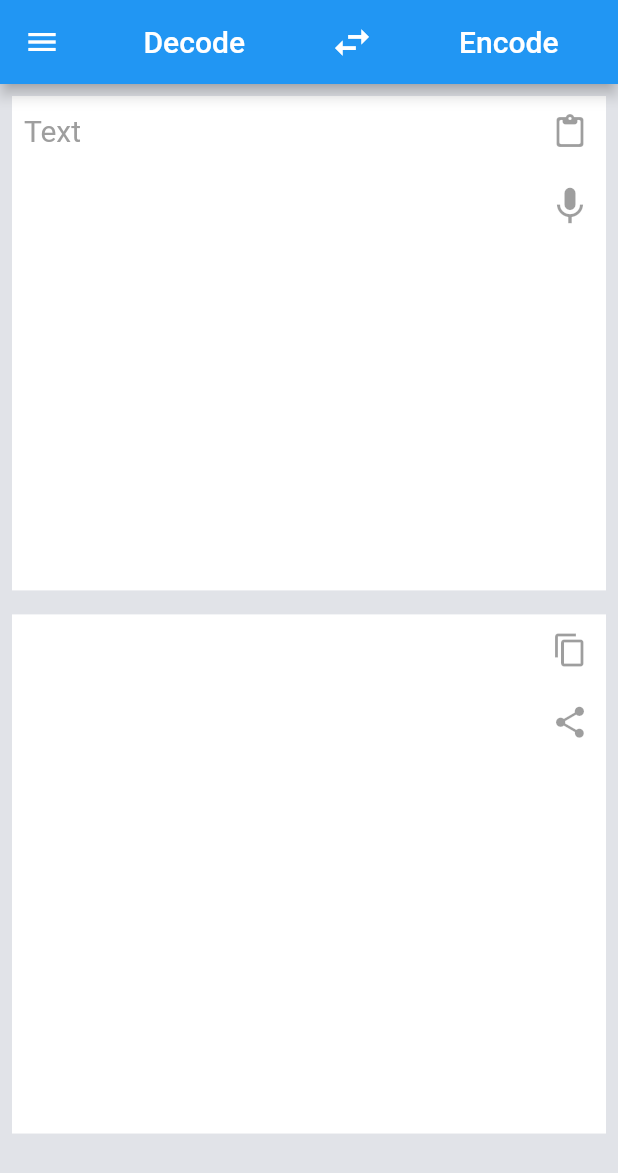
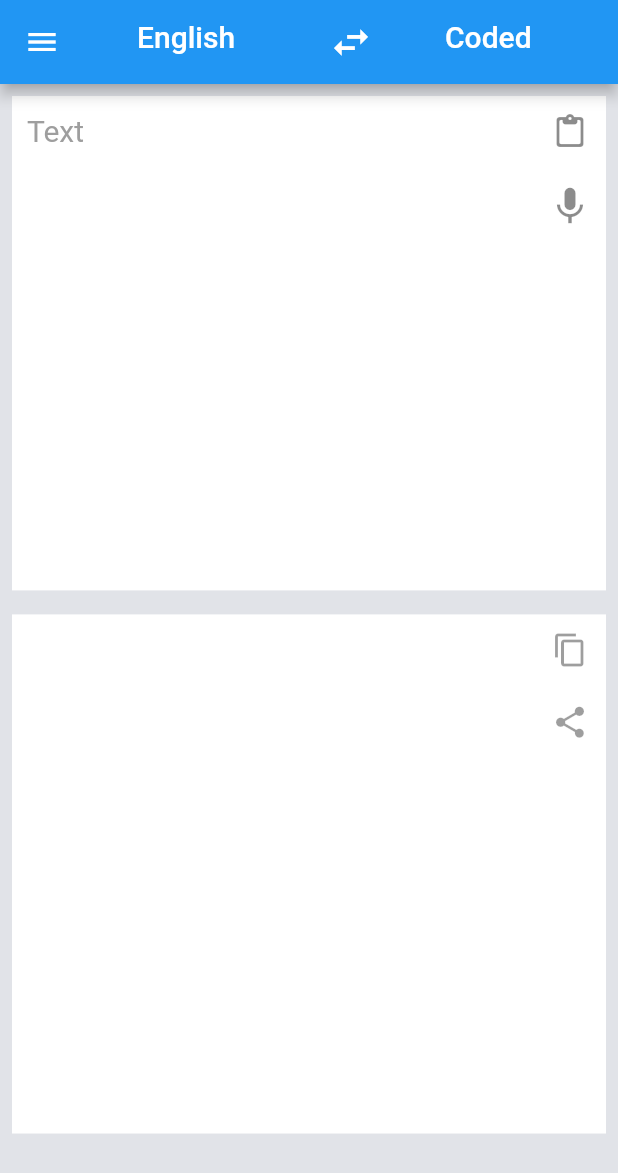
Before and after one commit to anasmj/Translator, a Flutter app: the screen it shows after launch, on a phone screen of 412 x 824 dp. Shown: the top 1173 px of the screen. Run offline on Flutter 3.47's test engine with Material 2 defaults, Android fonts, the light colour scheme and no system bars.

Commit message:
add: button functionality and data passing

```diff
--- a/lib/pages/main_page.dart
+++ b/lib/pages/main_page.dart
@@ -1,5 +1,7 @@
 import 'package:code_language/widgets/widgets.dart';
 import 'package:flutter/material.dart';
+import 'package:provider/provider.dart';
+import 'package:code_language/providers/code_provider.dart';
 
 class MainPage extends StatefulWidget {
   const MainPage({Key? key}) : super(key: key);
@@ -19,7 +21,9 @@ class _MainPageState extends State<MainPage> {
 
   @override
   Widget build(BuildContext context) {
+    final code = Provider.of<CodeProvider>(context);
     double screenHeight = MediaQuery.of(context).size.height;
+
     return Scaffold(
       appBar: AppBar(
         //automaticallyImplyLeading: false,
@@ -28,51 +32,48 @@ class _MainPageState extends State<MainPage> {
         title: Row(
           //mainAxisSize: MainAxisSize.max,
           mainAxisAlignment: MainAxisAlignment.spaceAround,
-          children: const <Widget>[
-            Text('Decode'),
+          children: <Widget>[
+            SizedBox(
+                width: 80,
+                height: 30,
+                child: Text(code.isEnglish ? 'English' : 'Coded')),
             IconButton(
-              icon: Icon(
+              icon: const Icon(
                 Icons.swap_horiz,
                 size: 30,
                 color: Colors.white,
               ),
-              onPressed: null,
+              onPressed: () {
+                code.swapLanguage();
+              },
             ),
-            Text('Encode'),
+            SizedBox(
+                width: 80,
+                height: 30,
+                child: Text(code.isEnglish ? 'Coded' : 'English')),
           ],
         ),
       ),
-      drawer: AppDrawer(),
+      drawer: const AppDrawer(),
       body: ListView(
         children: [
           Padding(
             padding: const EdgeInsets.all(8),
-
             /// UPPER CONTAINER
             child: Container(
               height: screenHeight * 0.40,
               color: Colors.white,
-              child: Row(
-                children: const [
-                  Flexible(child: upperTextField()),
-                  iconColumnWithoutText(),
-                ],
-              ),
+              child: const UpperTextField(),
+
             ),
           ),
-
           ///2ND CONTAINER
           Padding(
             padding: const EdgeInsets.all(8),
             child: Container(
               height: screenHeight * 0.42,
               color: Colors.white,
-              child: Row(
-                children: const [
-                  Flexible(child: bottomTextField()),
-                  iconColumforResult(),
-                ],
-              ),
+              child:  BottomTextField(),
             ),
           ),
         ],
--- /dev/null
+++ b/lib/providers/code_provider.dart
@@ -0,0 +1,47 @@
+import 'package:flutter/cupertino.dart';
+
+class CodeProvider with ChangeNotifier {
+  bool _isEnglish = true;
+  bool _activeTextField = false;
+  bool get isEnglish => _isEnglish;
+  bool _isClear = false;
+  String _startText = ' ';
+  String _targetText = ' ';
+
+
+
+  bool get isClear => _isClear;
+  bool get activeTextField => _activeTextField;
+  String get targetText => _targetText;
+
+
+  set targetText(String value) {
+    _targetText = value;
+  }
+  set isClear(bool value) {
+    _isClear = value;
+  }
+  set startText(String value){
+    _startText = value;
+    print('text in provider $value') ;
+  }
+
+  void clearText(){
+    _startText = '';
+    _targetText ='';
+    _isClear = true;
+    notifyListeners();
+  }
+  void activateTextField(){
+    _activeTextField = true;
+    notifyListeners();
+  }
+  void deactivateTextField(){
+    _activeTextField = false;
+    notifyListeners();
+  }
+  void swapLanguage(){
+    _isEnglish = !_isEnglish;
+    notifyListeners();
+  }
+}
--- a/lib/widgets/widgets.dart
+++ b/lib/widgets/widgets.dart
@@ -1,11 +1,11 @@
+import 'package:code_language/providers/code_provider.dart';
 import 'package:flutter/material.dart';
+import 'package:provider/provider.dart';
 
 class AppDrawer extends StatelessWidget {
   const AppDrawer({Key? key}) : super(key: key);
-
   @override
   Widget build(BuildContext context) {
-
     return Drawer(
       child: Column(
         children: [
@@ -40,12 +40,14 @@ class AppDrawer extends StatelessWidget {
     );
   }
 }
-class PictureContainer extends StatelessWidget{
-  Widget build( BuildContext context){
+
+class PictureContainer extends StatelessWidget {
+  Widget build(BuildContext context) {
     double screenHeight = MediaQuery.of(context).size.height;
 
     return Padding(
-      padding: EdgeInsets.only(top: screenHeight*0.07,left: screenHeight*0.02),
+      padding:
+          EdgeInsets.only(top: screenHeight * 0.07, left: screenHeight * 0.02),
       child: Column(
         crossAxisAlignment: CrossAxisAlignment.start,
         children: [
@@ -66,98 +68,119 @@ class PictureContainer extends StatelessWidget{
               ),
             ),
           ),
-          const Text('Talha Ash Sharke', style: TextStyle(color: Colors.white),),
+          const Text(
+            'Talha Ash Sharke',
+            style: TextStyle(color: Colors.white),
+          ),
         ],
       ),
     );
   }
 }
 
-class upperTextField extends StatefulWidget {
-  const upperTextField({Key? key}) : super(key: key);
+class UpperTextField extends StatefulWidget {
+  const UpperTextField({Key? key}) : super(key: key);
+  @override
+  State<UpperTextField> createState() => UpperTextFieldState();
+}
+
+class UpperTextFieldState extends State<UpperTextField> {
+  TextEditingController startTextController = TextEditingController();
+  TextEditingController targetTextController = TextEditingController();
 
   @override
-  State<upperTextField> createState() => _upperTextFieldState();
-}
-
-class _upperTextFieldState extends State<upperTextField> {
-  @override
   Widget build(BuildContext context) {
+    final code = Provider.of<CodeProvider>(context);
+    //code.startText = startTextController.text;
+    // if(code.startText.isEmpty) => setState((){startTextController.text = ''});
+    if(code.isClear){
+      startTextController.clear();
+      code.isClear = false;
+    }
     return TextFormField(
+      controller: startTextController,
+      onChanged: (value) {
+        value.isNotEmpty ? code.activateTextField() : code.deactivateTextField();
+      },
       style: const TextStyle(
         fontSize: 22,
       ),
       maxLines: 16,
       cursorColor: Colors.blue,
       cursorHeight: 30,
-      decoration: const InputDecoration(
-        contentPadding: EdgeInsets.only(top: 10, left: 8),
+      decoration:  InputDecoration(
+        suffixIcon: startTextController.text.isEmpty ?  iconColumnWithoutText():  iconColumnWithText(),
+        contentPadding: const EdgeInsets.only(top: 10, left: 10),
         border: InputBorder.none,
         hintText: "Text",
         //filled: true,
-        hintStyle: TextStyle(fontSize: 20, color: Colors.grey),
+        hintStyle: const TextStyle(fontSize: 20, color: Colors.grey),
       ),
     );
   }
-}
-
-class bottomTextField extends StatelessWidget {
-  const bottomTextField({Key? key}) : super(key: key);
-
-  @override
-  Widget build(BuildContext context) {
-    return TextFormField(
-      enabled: false,
-      style: const TextStyle(
-        fontSize: 22,
-      ),
-      maxLines: 16,
-      cursorColor: Colors.blue,
-      cursorHeight: 30,
-      decoration: const InputDecoration(
-        contentPadding: EdgeInsets.only(top: 10, left: 8),
-        border: InputBorder.none,
-        //filled: true,
-        hintStyle: TextStyle(fontSize: 20, color: Colors.grey),
-      ),
+  Widget iconColumnWithoutText(){
+    return Column(
+      children: [
+        IconButton(
+          onPressed: () {
+            print('paste ');
+          },
+          icon: const Icon(Icons.paste_rounded),
+        ),
+        IconButton(
+          onPressed: () {
+            print('voice ');
+          },
+          icon: const Icon(
+            Icons.keyboard_voice,
+          ),
+          iconSize: 30,
+        ),
+      ],
     );
   }
-}
-
-class iconColumnWithText extends StatelessWidget {
-  const iconColumnWithText({Key? key}) : super(key: key);
-
-  @override
-  Widget build(BuildContext context) {
+  Widget iconColumnWithText(){
+    final code = Provider.of<CodeProvider>(context);
     return Column(
       mainAxisAlignment: MainAxisAlignment.start,
-      children: const [
+      children: [
         IconButton(
-          onPressed: null,
-          icon: Icon(
+          onPressed: () {
+            code.clearText();
+          },
+          icon: const Icon(
             Icons.cancel,
           ),
           iconSize: 30,
         ),
         IconButton(
-            onPressed: null,
-            icon: Icon(
+            onPressed: () {
+              print('voice');
+            },
+            icon: const Icon(
               Icons.keyboard_voice,
             ),
             iconSize: 30),
         IconButton(
-          onPressed: null,
-          icon: Icon(Icons.paste_rounded),
+          onPressed:() {
+            print('paste');
+          },
+          icon: const Icon(Icons.paste_rounded),
         ),
         IconButton(
-          onPressed: null,
-          icon: Icon(
+          onPressed: () {
+            print('copy');
+          },
+          icon: const Icon(
             Icons.copy_outlined,
           ),
         ),
         IconButton(
-          onPressed: null,
-          icon: Icon(
+          onPressed: () {
+            print('enter');
+            code.targetText = startTextController.text;
+          },
+          icon: const Icon(
             Icons.subdirectory_arrow_left,
           ),
         ),
@@ -166,43 +189,55 @@ class iconColumnWithText extends StatelessWidget {
   }
 }
 
-class iconColumnWithoutText extends StatelessWidget {
-  const iconColumnWithoutText({Key? key}) : super(key: key);
+class BottomTextField extends StatefulWidget {
+  BottomTextField({Key? key}) : super(key: key);
+  @override
+  State<BottomTextField> createState() => _BottomTextFieldState();
+}
 
+class _BottomTextFieldState extends State<BottomTextField> {
+  TextEditingController targetTextController = TextEditingController();
+  //TODO fix : build function running only when keyboard is minimized
+  // result is not getting in real time
   @override
   Widget build(BuildContext context) {
+    final code = Provider.of<CodeProvider>(context);
+
+    targetTextController.text = code.targetText.isNotEmpty? code.targetText: '';
+    return TextFormField(
+      controller: targetTextController,
+      enabled: false,
+      style: const TextStyle(
+        fontSize: 22,
+      ),
+      maxLines: 16,
+      cursorColor: Colors.blue,
+      cursorHeight: 30,
+      decoration:  InputDecoration(
+        //TODO fix target text controller and it's icons
+        suffixIcon: targetTextController.text.isEmpty ? Container(width: 0,): iconColumnForResult(),
+        contentPadding: const EdgeInsets.only(top: 10, left: 10),
+        border: InputBorder.none,
+        //filled: true,
+        hintStyle: const TextStyle(fontSize: 20, color: Colors.grey),
+      ),
+    );
+  }
+
+  Widget iconColumnForResult(){
     return Column(
-      children: const [
+      children:  [
         IconButton(
-          onPressed: null,
-          icon: Icon(Icons.paste_rounded),
+          onPressed: () {
+            print('copy');
+          },
+          icon: const Icon(Icons.copy_outlined),
         ),
         IconButton(
-          onPressed: null,
-          icon: Icon(
-            Icons.keyboard_voice,
-          ),
-          iconSize: 30,
-        ),
-      ],
-    );
-  }
-}
-
-class iconColumforResult extends StatelessWidget {
-  const iconColumforResult({Key? key}) : super(key: key);
-
-  @override
-  Widget build(BuildContext context) {
-    return Column(
-      children: const [
-        IconButton(
-          onPressed: null,
-          icon: Icon(Icons.copy_outlined),
-        ),
-        IconButton(
-          onPressed: null,
-          icon: Icon(
+          onPressed: () {
+            print('share');
+          },
+          icon: const Icon(
             Icons.share,
           ),
           iconSize: 25,
--- a/pubspec.yaml
+++ b/pubspec.yaml
@@ -29,6 +29,7 @@ environment:
 dependencies:
   flutter:
     sdk: flutter
+  provider: ^6.0.1
 
 
   # The following adds the Cupertino Icons font to your application.
```
Also changed, not shown: lib/main.dart (+15 -2 lines), pubspec.lock.
